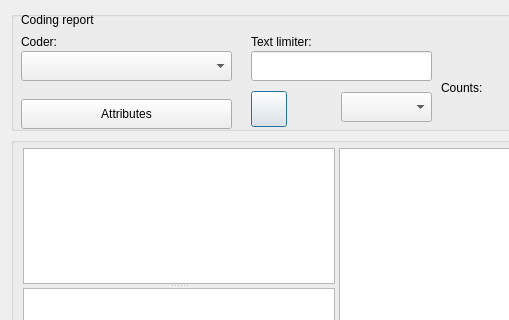
ccbogel/QualCoder, file GUI_UIs/ui_dialog_report_codings.ui: the form before one commit; both pictures show x 0 to 509 and y 0 to 320 of the 989 by 580 pixel window.
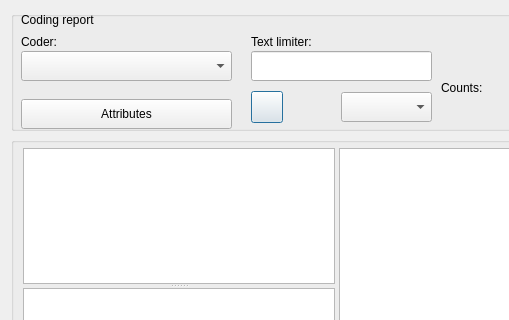
The form after the commit.

```diff
--- a/GUI_UIs/ui_dialog_report_codings.ui
+++ b/GUI_UIs/ui_dialog_report_codings.ui
@@ -71,8 +71,8 @@
        <rect>
         <x>240</x>
         <y>80</y>
-        <width>36</width>
-        <height>36</height>
+        <width>32</width>
+        <height>32</height>
        </rect>
       </property>
       <property name="toolTip">
```
